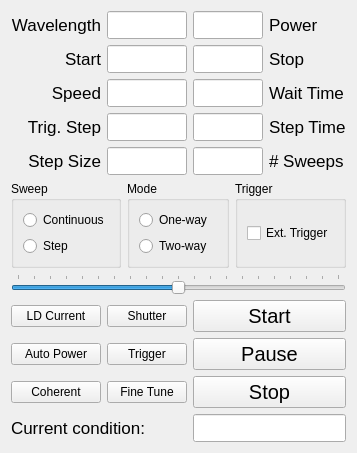
The window that pharos/view/GUI/QtCreator/laserwidget.ui (uetke/UUPharosController) describes before a commit, drawn with Qt 5.
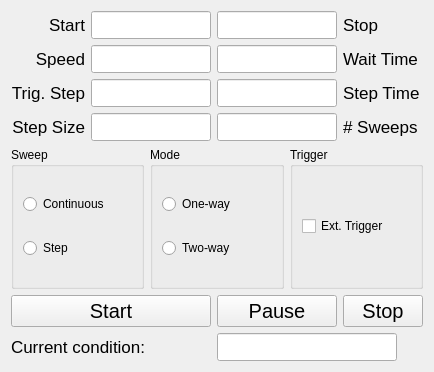
The same window after the commit.

Diff of the .ui file:
```diff
--- a/pharos/view/GUI/QtCreator/laserwidget.ui
+++ b/pharos/view/GUI/QtCreator/laserwidget.ui
@@ -6,8 +6,8 @@
    <rect>
     <x>0</x>
     <y>0</y>
-    <width>357</width>
-    <height>436</height>
+    <width>427</width>
+    <height>372</height>
    </rect>
   </property>
   <property name="windowTitle">
@@ -17,88 +17,58 @@
    <string notr="true"/>
   </property>
   <layout class="QGridLayout" name="gridLayout_4">
+   <item row="9" column="2" colspan="2">
+    <widget class="QLineEdit" name="current_condition_line">
+     <property name="maximumSize">
+      <size>
+       <width>180</width>
+       <height>16777215</height>
+      </size>
+     </property>
+     <property name="font">
+      <font>
+       <pointsize>13</pointsize>
+      </font>
+     </property>
+     <property name="text">
+      <string/>
+     </property>
+    </widget>
+   </item>
+   <item row="9" column="0" colspan="2">
+    <widget class="QLabel" name="condition_label">
+     <property name="font">
+      <font>
+       <pointsize>13</pointsize>
+      </font>
+     </property>
+     <property name="text">
+      <string>Current condition:</string>
+     </property>
+    </widget>
+   </item>
+   <item row="1" column="2">
+    <widget class="QLineEdit" name="wait_line">
+     <property name="minimumSize">
+      <size>
+       <width>120</width>
+       <height>0</height>
+      </size>
+     </property>
+     <property name="maximumSize">
+      <size>
+       <width>80</width>
+       <height>16777215</height>
+      </size>
+     </property>
+     <property name="font">
+      <font>
+       <pointsize>13</pointsize>
+      </font>
+     </property>
+    </widget>
+   </item>
    <item row="0" column="0">
-    <widget class="QLabel" name="wavelength_labe">
-     <property name="font">
-      <font>
-       <pointsize>13</pointsize>
-      </font>
-     </property>
-     <property name="cursor">
-      <cursorShape>ArrowCursor</cursorShape>
-     </property>
-     <property name="text">
-      <string>Wavelength</string>
-     </property>
-     <property name="alignment">
-      <set>Qt::AlignRight|Qt::AlignTrailing|Qt::AlignVCenter</set>
-     </property>
-     <property name="buddy">
-      <cstring>wavelength_line</cstring>
-     </property>
-    </widget>
-   </item>
-   <item row="0" column="1">
-    <widget class="QLineEdit" name="wavelength_line">
-     <property name="enabled">
-      <bool>true</bool>
-     </property>
-     <property name="sizePolicy">
-      <sizepolicy hsizetype="Fixed" vsizetype="Fixed">
-       <horstretch>0</horstretch>
-       <verstretch>0</verstretch>
-      </sizepolicy>
-     </property>
-     <property name="maximumSize">
-      <size>
-       <width>80</width>
-       <height>16777215</height>
-      </size>
-     </property>
-     <property name="font">
-      <font>
-       <pointsize>13</pointsize>
-      </font>
-     </property>
-     <property name="toolTip">
-      <string>&lt;html&gt;&lt;head/&gt;&lt;body&gt;&lt;p&gt;This is the tooltip&lt;/p&gt;&lt;/body&gt;&lt;/html&gt;</string>
-     </property>
-     <property name="autoFillBackground">
-      <bool>false</bool>
-     </property>
-    </widget>
-   </item>
-   <item row="0" column="2">
-    <widget class="QLineEdit" name="power_line">
-     <property name="maximumSize">
-      <size>
-       <width>80</width>
-       <height>16777215</height>
-      </size>
-     </property>
-     <property name="font">
-      <font>
-       <pointsize>13</pointsize>
-      </font>
-     </property>
-    </widget>
-   </item>
-   <item row="0" column="3">
-    <widget class="QLabel" name="power_label">
-     <property name="font">
-      <font>
-       <pointsize>13</pointsize>
-      </font>
-     </property>
-     <property name="text">
-      <string>Power</string>
-     </property>
-     <property name="buddy">
-      <cstring>power_line</cstring>
-     </property>
-    </widget>
-   </item>
-   <item row="1" column="0">
     <widget class="QLabel" name="start_wavelength_label">
      <property name="font">
       <font>
@@ -117,22 +87,34 @@
     </widget>
    </item>
    <item row="1" column="1">
+    <widget class="QLineEdit" name="speed_line">
+     <property name="minimumSize">
+      <size>
+       <width>120</width>
+       <height>0</height>
+      </size>
+     </property>
+     <property name="maximumSize">
+      <size>
+       <width>80</width>
+       <height>16777215</height>
+      </size>
+     </property>
+     <property name="font">
+      <font>
+       <pointsize>13</pointsize>
+      </font>
+     </property>
+    </widget>
+   </item>
+   <item row="0" column="1">
     <widget class="QLineEdit" name="start_wavelength_line">
-     <property name="maximumSize">
+     <property name="minimumSize">
       <size>
-       <width>80</width>
-       <height>16777215</height>
+       <width>120</width>
+       <height>0</height>
       </size>
      </property>
-     <property name="font">
-      <font>
-       <pointsize>13</pointsize>
-      </font>
-     </property>
-    </widget>
-   </item>
-   <item row="1" column="2">
-    <widget class="QLineEdit" name="stop_wavelength_line">
      <property name="maximumSize">
       <size>
        <width>80</width>
@@ -147,72 +129,6 @@
     </widget>
    </item>
    <item row="1" column="3">
-    <widget class="QLabel" name="stop_wavelength_label">
-     <property name="font">
-      <font>
-       <pointsize>13</pointsize>
-      </font>
-     </property>
-     <property name="text">
-      <string>Stop</string>
-     </property>
-     <property name="alignment">
-      <set>Qt::AlignLeading|Qt::AlignLeft|Qt::AlignVCenter</set>
-     </property>
-     <property name="buddy">
-      <cstring>stop_wavelength_line</cstring>
-     </property>
-    </widget>
-   </item>
-   <item row="2" column="0">
-    <widget class="QLabel" name="speed_label">
-     <property name="font">
-      <font>
-       <pointsize>13</pointsize>
-      </font>
-     </property>
-     <property name="text">
-      <string>Speed</string>
-     </property>
-     <property name="alignment">
-      <set>Qt::AlignRight|Qt::AlignTrailing|Qt::AlignVCenter</set>
-     </property>
-     <property name="buddy">
-      <cstring>speed_line</cstring>
-     </property>
-    </widget>
-   </item>
-   <item row="2" column="1">
-    <widget class="QLineEdit" name="speed_line">
-     <property name="maximumSize">
-      <size>
-       <width>80</width>
-       <height>16777215</height>
-      </size>
-     </property>
-     <property name="font">
-      <font>
-       <pointsize>13</pointsize>
-      </font>
-     </property>
-    </widget>
-   </item>
-   <item row="2" column="2">
-    <widget class="QLineEdit" name="wait_line">
-     <property name="maximumSize">
-      <size>
-       <width>80</width>
-       <height>16777215</height>
-      </size>
-     </property>
-     <property name="font">
-      <font>
-       <pointsize>13</pointsize>
-      </font>
-     </property>
-    </widget>
-   </item>
-   <item row="2" column="3">
     <widget class="QLabel" name="wait_label">
      <property name="font">
       <font>
@@ -227,70 +143,64 @@
      </property>
     </widget>
    </item>
+   <item row="1" column="0">
+    <widget class="QLabel" name="speed_label">
+     <property name="font">
+      <font>
+       <pointsize>13</pointsize>
+      </font>
+     </property>
+     <property name="text">
+      <string>Speed</string>
+     </property>
+     <property name="alignment">
+      <set>Qt::AlignRight|Qt::AlignTrailing|Qt::AlignVCenter</set>
+     </property>
+     <property name="buddy">
+      <cstring>speed_line</cstring>
+     </property>
+    </widget>
+   </item>
+   <item row="0" column="2">
+    <widget class="QLineEdit" name="stop_wavelength_line">
+     <property name="minimumSize">
+      <size>
+       <width>120</width>
+       <height>0</height>
+      </size>
+     </property>
+     <property name="maximumSize">
+      <size>
+       <width>80</width>
+       <height>16777215</height>
+      </size>
+     </property>
+     <property name="font">
+      <font>
+       <pointsize>13</pointsize>
+      </font>
+     </property>
+    </widget>
+   </item>
+   <item row="0" column="3">
+    <widget class="QLabel" name="stop_wavelength_label">
+     <property name="font">
+      <font>
+       <pointsize>13</pointsize>
+      </font>
+     </property>
+     <property name="text">
+      <string>Stop</string>
+     </property>
+     <property name="alignment">
+      <set>Qt::AlignLeading|Qt::AlignLeft|Qt::AlignVCenter</set>
+     </property>
+     <property name="buddy">
+      <cstring>stop_wavelength_line</cstring>
+     </property>
+    </widget>
+   </item>
    <item row="3" column="0">
-    <widget class="QLabel" name="trigger_step_label">
-     <property name="font">
-      <font>
-       <pointsize>13</pointsize>
-      </font>
-     </property>
-     <property name="text">
-      <string>Trig. Step</string>
-     </property>
-     <property name="alignment">
-      <set>Qt::AlignRight|Qt::AlignTrailing|Qt::AlignVCenter</set>
-     </property>
-     <property name="buddy">
-      <cstring>trigger_step_line</cstring>
-     </property>
-    </widget>
-   </item>
-   <item row="3" column="1">
-    <widget class="QLineEdit" name="trigger_step_line">
-     <property name="maximumSize">
-      <size>
-       <width>80</width>
-       <height>16777215</height>
-      </size>
-     </property>
-     <property name="font">
-      <font>
-       <pointsize>13</pointsize>
-      </font>
-     </property>
-    </widget>
-   </item>
-   <item row="3" column="2">
-    <widget class="QLineEdit" name="step_time_line">
-     <property name="maximumSize">
-      <size>
-       <width>80</width>
-       <height>16777215</height>
-      </size>
-     </property>
-     <property name="font">
-      <font>
-       <pointsize>13</pointsize>
-      </font>
-     </property>
-    </widget>
-   </item>
-   <item row="3" column="3">
-    <widget class="QLabel" name="step_time_label">
-     <property name="font">
-      <font>
-       <pointsize>13</pointsize>
-      </font>
-     </property>
-     <property name="text">
-      <string>Step Time</string>
-     </property>
-     <property name="buddy">
-      <cstring>step_time_line</cstring>
-     </property>
-    </widget>
-   </item>
-   <item row="4" column="0">
     <widget class="QLabel" name="step_label">
      <property name="font">
       <font>
@@ -308,8 +218,14 @@
      </property>
     </widget>
    </item>
-   <item row="4" column="1">
+   <item row="3" column="1">
     <widget class="QLineEdit" name="step_line">
+     <property name="minimumSize">
+      <size>
+       <width>120</width>
+       <height>0</height>
+      </size>
+     </property>
      <property name="maximumSize">
       <size>
        <width>80</width>
@@ -326,8 +242,14 @@
      </property>
     </widget>
    </item>
-   <item row="4" column="2">
+   <item row="3" column="2">
     <widget class="QLineEdit" name="sweeps_line">
+     <property name="minimumSize">
+      <size>
+       <width>120</width>
+       <height>0</height>
+      </size>
+     </property>
      <property name="maximumSize">
       <size>
        <width>80</width>
@@ -341,7 +263,28 @@
      </property>
     </widget>
    </item>
-   <item row="4" column="3">
+   <item row="2" column="2">
+    <widget class="QLineEdit" name="step_time_line">
+     <property name="minimumSize">
+      <size>
+       <width>120</width>
+       <height>0</height>
+      </size>
+     </property>
+     <property name="maximumSize">
+      <size>
+       <width>80</width>
+       <height>16777215</height>
+      </size>
+     </property>
+     <property name="font">
+      <font>
+       <pointsize>13</pointsize>
+      </font>
+     </property>
+    </widget>
+   </item>
+   <item row="3" column="3">
     <widget class="QLabel" name="sweeps_label">
      <property name="font">
       <font>
@@ -356,7 +299,61 @@
      </property>
     </widget>
    </item>
-   <item row="5" column="0" colspan="4">
+   <item row="2" column="3">
+    <widget class="QLabel" name="step_time_label">
+     <property name="font">
+      <font>
+       <pointsize>13</pointsize>
+      </font>
+     </property>
+     <property name="text">
+      <string>Step Time</string>
+     </property>
+     <property name="buddy">
+      <cstring>step_time_line</cstring>
+     </property>
+    </widget>
+   </item>
+   <item row="2" column="0">
+    <widget class="QLabel" name="trigger_step_label">
+     <property name="font">
+      <font>
+       <pointsize>13</pointsize>
+      </font>
+     </property>
+     <property name="text">
+      <string>Trig. Step</string>
+     </property>
+     <property name="alignment">
+      <set>Qt::AlignRight|Qt::AlignTrailing|Qt::AlignVCenter</set>
+     </property>
+     <property name="buddy">
+      <cstring>trigger_step_line</cstring>
+     </property>
+    </widget>
+   </item>
+   <item row="2" column="1">
+    <widget class="QLineEdit" name="trigger_step_line">
+     <property name="minimumSize">
+      <size>
+       <width>120</width>
+       <height>0</height>
+      </size>
+     </property>
+     <property name="maximumSize">
+      <size>
+       <width>80</width>
+       <height>16777215</height>
+      </size>
+     </property>
+     <property name="font">
+      <font>
+       <pointsize>13</pointsize>
+      </font>
+     </property>
+    </widget>
+   </item>
+   <item row="4" column="0" colspan="4">
     <layout class="QHBoxLayout" name="horizontalLayout">
      <item>
       <widget class="QGroupBox" name="groupBox">
@@ -422,119 +419,19 @@
      </item>
     </layout>
    </item>
-   <item row="6" column="0" colspan="4">
-    <widget class="QSlider" name="fine_tune__Slider">
-     <property name="enabled">
-      <bool>true</bool>
-     </property>
-     <property name="cursor">
-      <cursorShape>SizeVerCursor</cursorShape>
-     </property>
-     <property name="minimum">
-      <number>-10000</number>
-     </property>
-     <property name="maximum">
-      <number>10000</number>
-     </property>
-     <property name="orientation">
-      <enum>Qt::Horizontal</enum>
-     </property>
-     <property name="tickPosition">
-      <enum>QSlider::TicksAbove</enum>
-     </property>
-     <property name="tickInterval">
-      <number>1000</number>
-     </property>
-    </widget>
-   </item>
-   <item row="7" column="0">
-    <widget class="QPushButton" name="LD_current">
-     <property name="text">
-      <string>LD Current</string>
-     </property>
-    </widget>
-   </item>
-   <item row="7" column="1">
-    <widget class="QPushButton" name="shutter">
-     <property name="text">
-      <string>Shutter</string>
-     </property>
-    </widget>
-   </item>
-   <item row="8" column="0">
-    <widget class="QPushButton" name="auto_power">
-     <property name="text">
-      <string>Auto Power</string>
-     </property>
-    </widget>
-   </item>
-   <item row="8" column="1">
-    <widget class="QPushButton" name="trigger">
-     <property name="text">
-      <string>Trigger</string>
-     </property>
-    </widget>
-   </item>
-   <item row="9" column="0">
-    <widget class="QPushButton" name="coherent_control">
-     <property name="text">
-      <string>Coherent</string>
-     </property>
-    </widget>
-   </item>
-   <item row="9" column="1">
-    <widget class="QPushButton" name="fine_tune">
-     <property name="text">
-      <string>Fine Tune</string>
-     </property>
-    </widget>
-   </item>
-   <item row="10" column="0" colspan="2">
-    <widget class="QLabel" name="condition_label">
-     <property name="font">
-      <font>
-       <pointsize>13</pointsize>
-      </font>
-     </property>
-     <property name="text">
-      <string>Current condition:</string>
-     </property>
-    </widget>
-   </item>
-   <item row="10" column="2" colspan="2">
-    <widget class="QLineEdit" name="current_condition_line">
-     <property name="maximumSize">
-      <size>
-       <width>180</width>
-       <height>16777215</height>
-      </size>
-     </property>
-     <property name="font">
-      <font>
-       <pointsize>13</pointsize>
-      </font>
-     </property>
-     <property name="text">
-      <string/>
-     </property>
-    </widget>
-   </item>
-   <item row="7" column="2" colspan="2">
-    <widget class="QPushButton" name="start_button">
+   <item row="7" column="3">
+    <widget class="QPushButton" name="stop_button">
      <property name="font">
       <font>
        <pointsize>15</pointsize>
       </font>
      </property>
-     <property name="autoFillBackground">
-      <bool>true</bool>
-     </property>
      <property name="text">
-      <string>Start</string>
+      <string>Stop</string>
      </property>
     </widget>
    </item>
-   <item row="8" column="2" colspan="2">
+   <item row="7" column="2">
     <widget class="QPushButton" name="pause_button">
      <property name="font">
       <font>
@@ -546,15 +443,18 @@
      </property>
     </widget>
    </item>
-   <item row="9" column="2" colspan="2">
-    <widget class="QPushButton" name="stop_button">
+   <item row="7" column="0" colspan="2">
+    <widget class="QPushButton" name="start_button">
      <property name="font">
       <font>
        <pointsize>15</pointsize>
       </font>
      </property>
+     <property name="autoFillBackground">
+      <bool>true</bool>
+     </property>
      <property name="text">
-      <string>Stop</string>
+      <string>Start</string>
      </property>
     </widget>
    </item>
```
Left out of the diff: 20 changed lines with no effect on the pictures.
